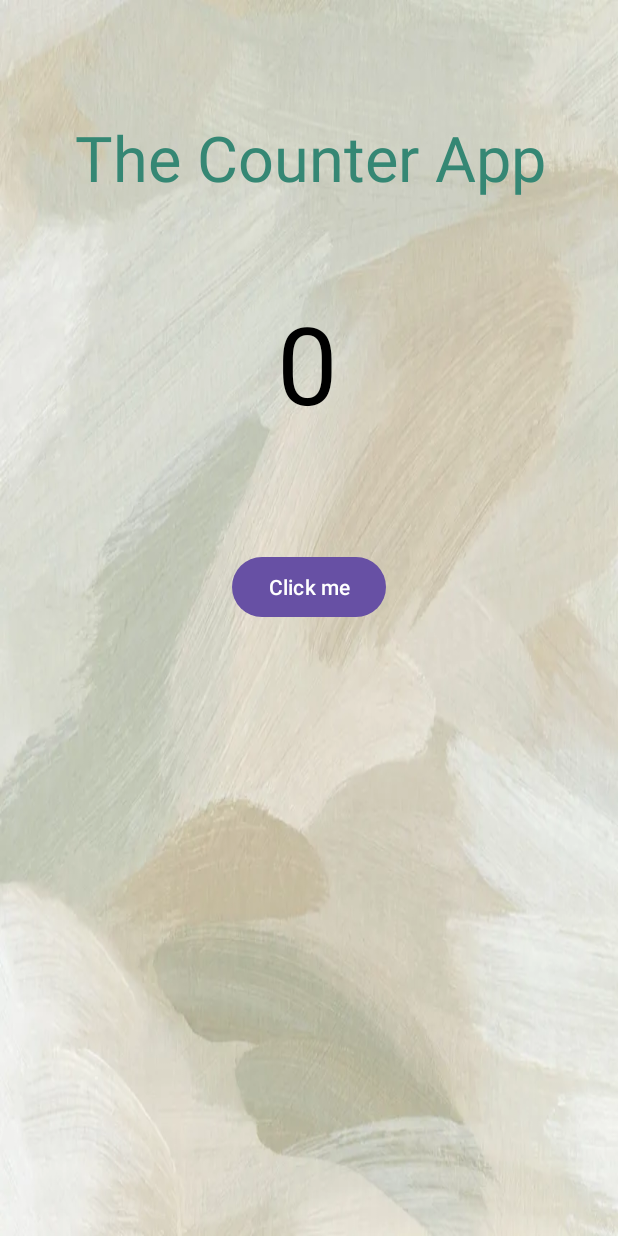
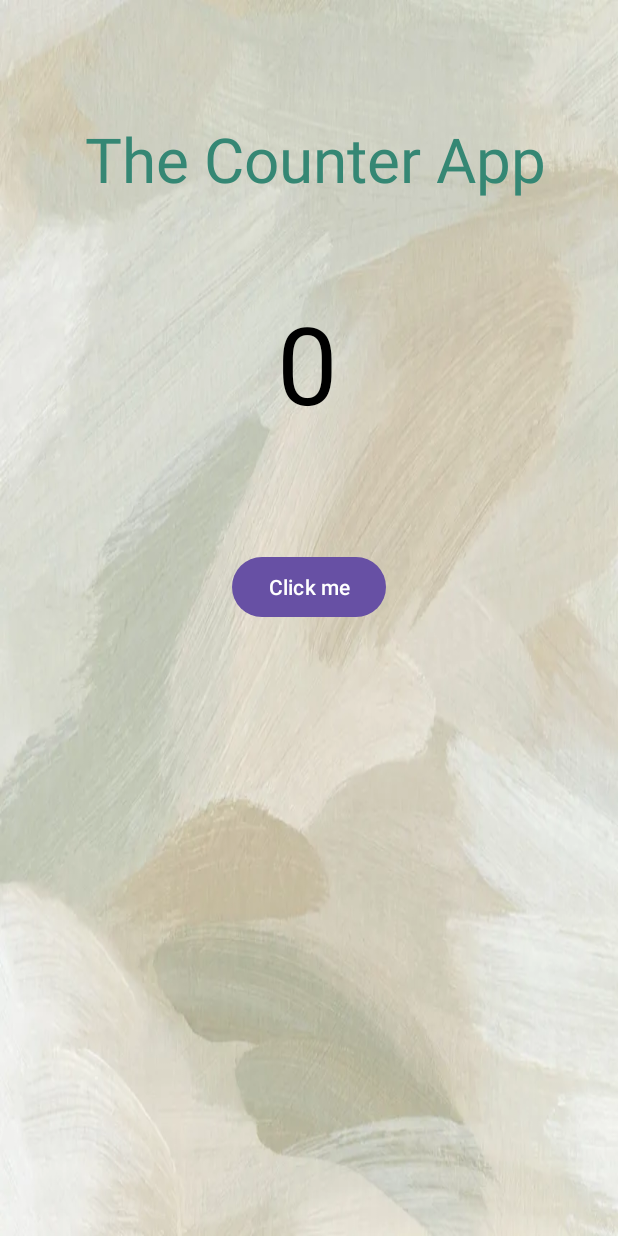
Before and after one commit to Shailesh9870/Counterapp, an Android app: the screen it shows after launch (MainActivity), on a phone screen of 412 x 824 dp. Run offline under Robolectric (Android 15) with nearby library versions, the phone set to English and light mode, and no system bars.

```diff
--- a/app/src/main/res/layout/activity_main.xml
+++ b/app/src/main/res/layout/activity_main.xml
@@ -16,7 +16,7 @@
         android:layout_marginBottom="60dp"
         android:text="The Counter App"
         android:textColor="#358774"
-        android:textSize="42dp"
+        android:textSize="41dp"
         app:layout_constraintBottom_toTopOf="@+id/counter_text"
         app:layout_constraintEnd_toEndOf="parent" />
 
```
